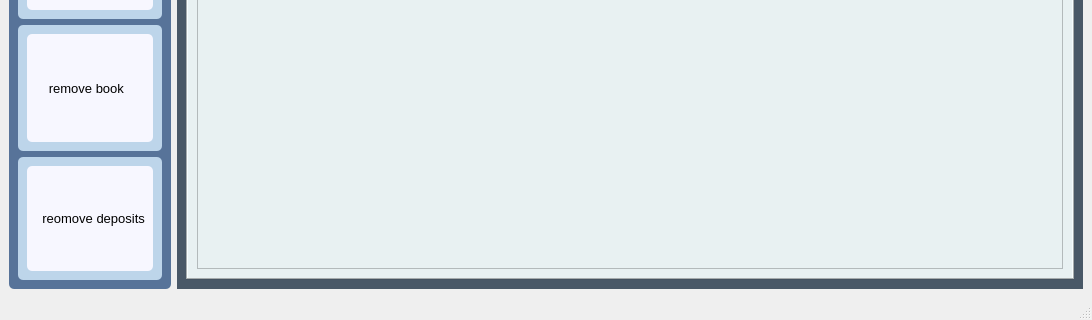
Old version of the form ui_py/untitled.ui in the repository Younes0077/Library-project; both pictures show x 0 to 1092 and y 520 to 840 of the 1092 by 840 pixel window.
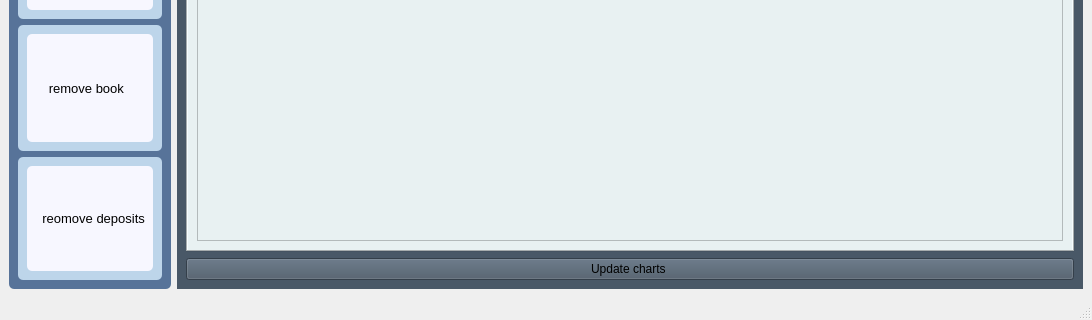
New version of the form. Icons and pictures are not drawn.

```diff
--- a/ui_py/untitled.ui
+++ b/ui_py/untitled.ui
@@ -543,6 +543,13 @@
          </widget>
         </widget>
        </item>
+       <item>
+        <widget class="QPushButton" name="pushButton_updateCharts">
+         <property name="text">
+          <string>Update charts </string>
+         </property>
+        </widget>
+       </item>
       </layout>
      </widget>
     </item>
```
